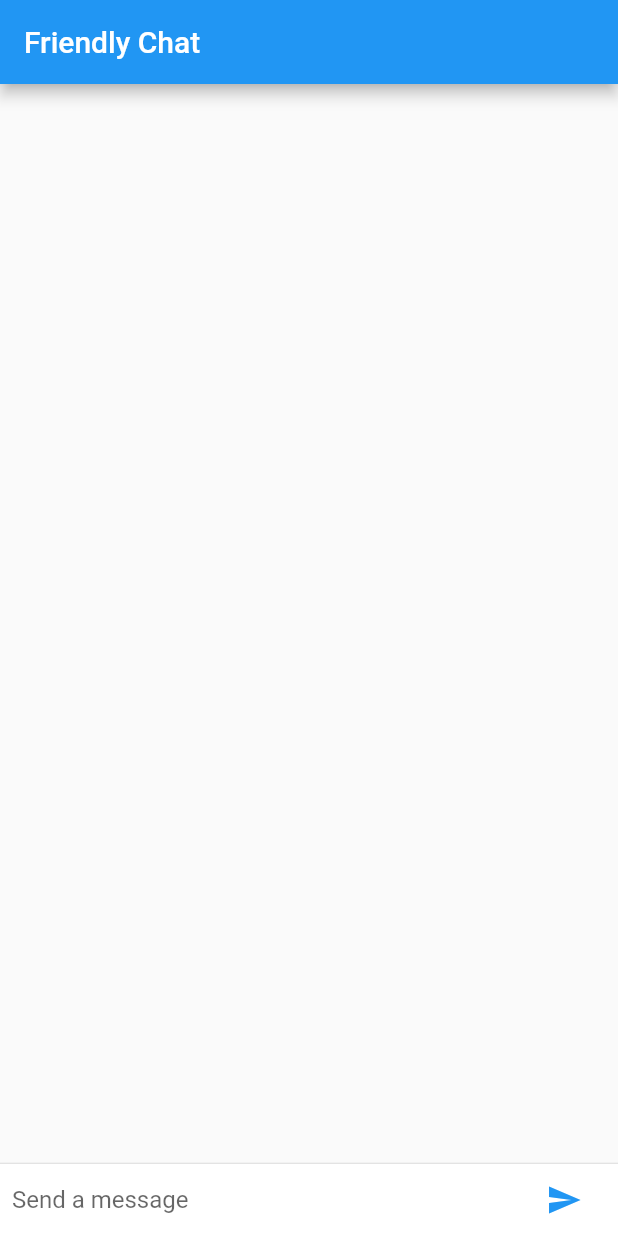
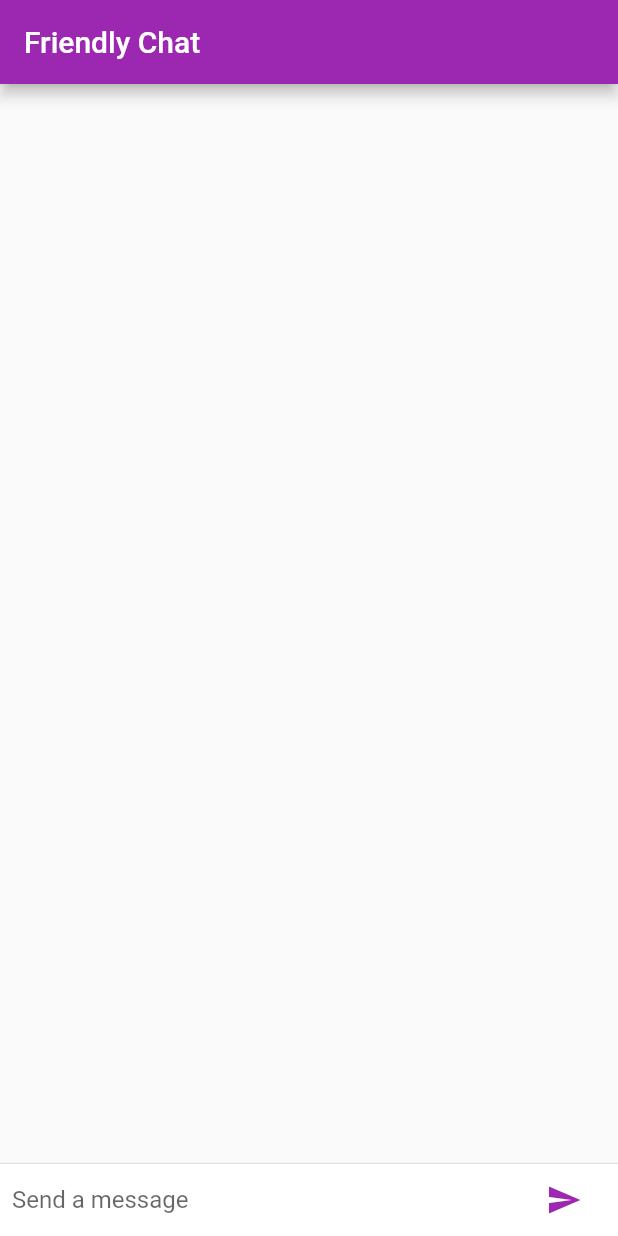
Before and after one commit to jtakakura/friendly_chat_demo, a Flutter app: the screen it shows after launch, on a phone screen of 412 x 824 dp. Run offline on Flutter 3.47's test engine with Material 2 defaults, Android fonts, the phone set to English and light mode, and no system bars.

Commit message:
Customize for iOS and Android

```diff
--- a/lib/main.dart
+++ b/lib/main.dart
@@ -1,4 +1,6 @@
 import 'package:flutter/material.dart';
+import 'package:flutter/foundation.dart';
+import 'package:flutter/cupertino.dart';
 
 void main() {
   runApp(new FriendlyChatApp());
@@ -9,6 +11,9 @@ class FriendlyChatApp extends StatelessWidget {
   Widget build(BuildContext context) {
     return new MaterialApp(
       title: "Friendly Chat",
+      theme: defaultTargetPlatform == TargetPlatform.iOS
+        ? kIOSTheme
+        : kDefaultTheme,
       home: new ChatScreen(),
     );
   }
@@ -27,8 +32,12 @@ class ChatScreenState extends State<ChatScreen> with TickerProviderStateMixin {
   @override
   Widget build(BuildContext context) {
     return new Scaffold(
-      appBar: new AppBar(title: new Text("Friendly Chat")),
-      body: new Column(
+      appBar: new AppBar(
+        title: new Text("Friendly Chat"),
+        elevation: Theme.of(context).platform == TargetPlatform.iOS ? 0.0 : 4.0,
+      ),
+      body: new Container(
+        child: new Column(
           children: <Widget>[
             new Flexible(
               child: new ListView.builder(
@@ -47,6 +56,14 @@ class ChatScreenState extends State<ChatScreen> with TickerProviderStateMixin {
             )
           ],
         ),
+        decoration: Theme.of(context).platform == TargetPlatform.iOS
+          ? new BoxDecoration(
+            border: new Border(
+              top: new BorderSide(color: Colors.grey[100])
+            )
+          )
+          : null
+      )
     );
   }
 
@@ -79,7 +96,14 @@ class ChatScreenState extends State<ChatScreen> with TickerProviderStateMixin {
           ),
           new Container(
             margin: new EdgeInsets.symmetric(horizontal: 4.0),
-            child: new IconButton(
+            child: Theme.of(context).platform == TargetPlatform.iOS
+              ? new CupertinoButton(
+                child: new Text("Send"),
+                onPressed: () => _isComposing
+                  ? _handleSubmitted(_textController.text)
+                  : null,
+              )
+              : new IconButton(
                 icon: new Icon(Icons.send),
                 color: Theme.of(context).primaryColor,
                 onPressed: () => _isComposing
@@ -151,3 +175,14 @@ class ChatMessage extends StatelessWidget {
 }
 
 const String _name = "Your Name";
+
+final ThemeData kIOSTheme = new ThemeData(
+  primarySwatch: Colors.orange,
+  primaryColor: Colors.grey[100],
+  primaryColorBrightness: Brightness.light
+);
+
+final ThemeData kDefaultTheme = new ThemeData(
+  primarySwatch: Colors.purple,
+  accentColor: Colors.orangeAccent
+);
```
Lines whose indentation alone changed are shown as unchanged.
